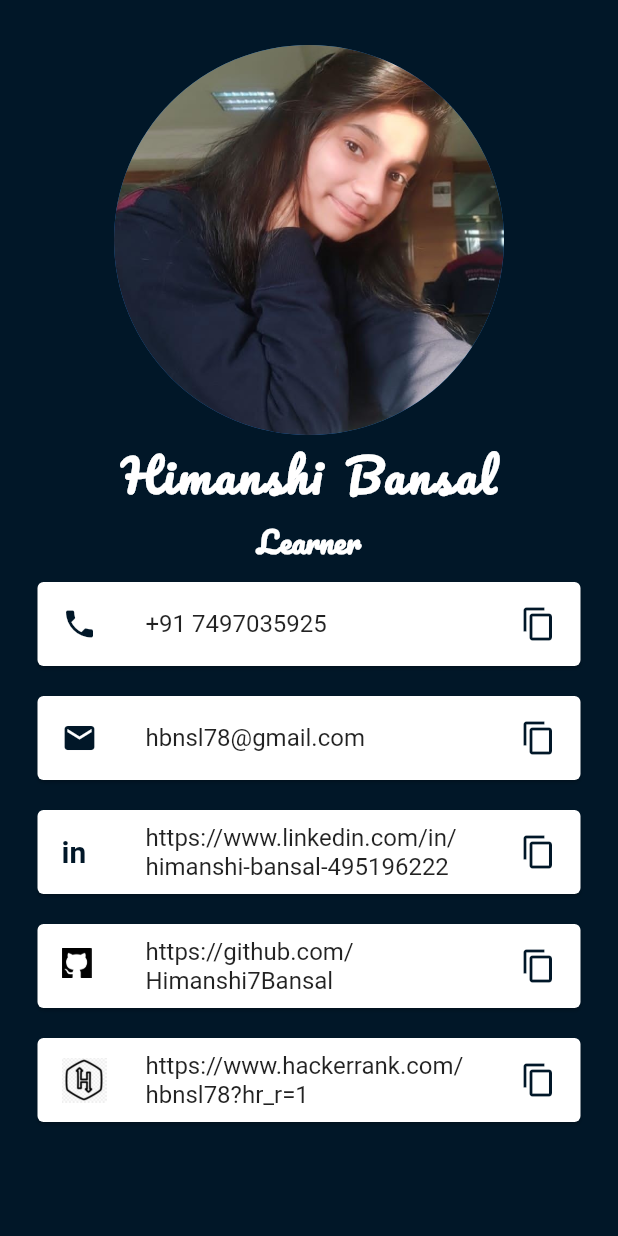
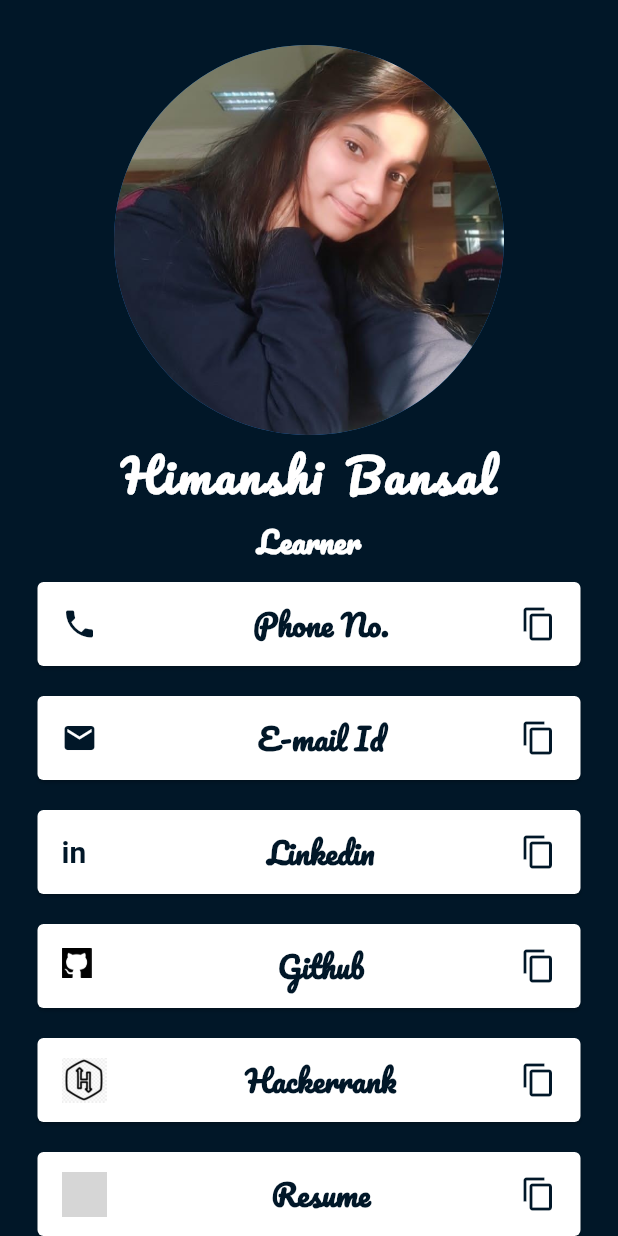
Before and after one commit to himanshi78bansal/intro, a Flutter app: the screen it shows after launch, on a phone screen of 412 x 824 dp. Run offline on Flutter 3.47's test engine with Material 2 defaults, Android fonts, the phone set to English and light mode, and no system bars; grey boxes are pictures that could not be loaded.

Commit message:
Add files via upload

```diff
--- a/lib/main.dart
+++ b/lib/main.dart
@@ -12,7 +12,7 @@ class MyApp extends StatelessWidget {
 
   @override
   Widget build(BuildContext context) {
-      SystemChrome.setEnabledSystemUIMode(SystemUiMode.leanBack);
+    SystemChrome.setEnabledSystemUIMode(SystemUiMode.leanBack);
     return MaterialApp(
       debugShowCheckedModeBanner: false,
       home: Scaffold(
@@ -46,6 +46,7 @@ class MyApp extends StatelessWidget {
                       fontFamily: 'Pacifico',
                       fontWeight: FontWeight.bold),
                 ),
+                // phone
                 Card(
                   color: Colors.white,
                   margin:
@@ -55,9 +56,15 @@ class MyApp extends StatelessWidget {
                       Icons.phone,
                       color: Color.fromARGB(255, 1, 23, 40),
                     ),
-                    title: Text(
-                      "+91 7497035925",
-                      style: TextStyle(),
+                    title: Center(
+                      child: new Text(
+                        "Phone No.",
+                        style: TextStyle(
+                            fontSize: 20.0,
+                            color: Color.fromARGB(255, 1, 23, 40),
+                            fontFamily: 'Pacifico',
+                            fontWeight: FontWeight.bold),
+                      ),
                     ),
                     trailing: Icon(
                       Icons.copy,
@@ -70,6 +77,7 @@ class MyApp extends StatelessWidget {
                     },
                   ),
                 ),
+                //mail
                 Card(
                   color: Colors.white,
                   margin:
@@ -80,7 +88,16 @@ class MyApp extends StatelessWidget {
                       color: Color.fromARGB(255, 1, 23, 40),
                     ),
                     title: new InkWell(
-                        child: new Text('hbnsl78@gmail.com'),
+                        child: Center(
+                          child: new Text(
+                            "E-mail Id",
+                            style: TextStyle(
+                                fontSize: 20.0,
+                                color: Color.fromARGB(255, 1, 23, 40),
+                                fontFamily: 'Pacifico',
+                                fontWeight: FontWeight.bold),
+                          ),
+                        ),
                         onTap: () => launch(
                             'https://mail.google.com/mail/u/0/?tab=rm&ogbl#inbox')),
                     trailing: Icon(
@@ -107,8 +124,16 @@ class MyApp extends StatelessWidget {
                           color: Color.fromARGB(255, 1, 23, 40)),
                     ),
                     title: new InkWell(
-                        child: new Text(
-                            'https://www.linkedin.com/in/himanshi-bansal-495196222'),
+                        child: Center(
+                          child: new Text(
+                            "Linkedin",
+                            style: TextStyle(
+                                fontSize: 20.0,
+                                color: Color.fromARGB(255, 1, 23, 40),
+                                fontFamily: 'Pacifico',
+                                fontWeight: FontWeight.bold),
+                          ),
+                        ),
                         onTap: () => launch(
                             'https://www.linkedin.com/in/himanshi-bansal-495196222')),
                     trailing: Icon(
@@ -131,7 +156,16 @@ class MyApp extends StatelessWidget {
                     leading: Image.asset('images/GitHub.png',
                         width: 20, height: 20, fit: BoxFit.fill),
                     title: new InkWell(
-                        child: new Text('https://github.com/Himanshi7Bansal'),
+                        child: Center(
+                          child: new Text(
+                            "Github",
+                            style: TextStyle(
+                                fontSize: 20.0,
+                                color: Color.fromARGB(255, 1, 23, 40),
+                                fontFamily: 'Pacifico',
+                                fontWeight: FontWeight.bold),
+                          ),
+                        ),
                         onTap: () =>
                             launch('https://github.com/Himanshi7Bansal')),
                     trailing: Icon(
@@ -153,8 +187,16 @@ class MyApp extends StatelessWidget {
                     leading: Image.asset('images/hackerrank.png',
                         width: 30, height: 30, fit: BoxFit.fill),
                     title: new InkWell(
-                        child: new Text(
-                            'https://www.hackerrank.com/hbnsl78?hr_r=1'),
+                        child: Center(
+                          child: new Text(
+                            "Hackerrank",
+                            style: TextStyle(
+                                fontSize: 20.0,
+                                color: Color.fromARGB(255, 1, 23, 40),
+                                fontFamily: 'Pacifico',
+                                fontWeight: FontWeight.bold),
+                          ),
+                        ),
                         onTap: () => launch(
                             'https://www.hackerrank.com/hbnsl78?hr_r=1')),
                     trailing: Icon(
@@ -168,6 +210,38 @@ class MyApp extends StatelessWidget {
                     },
                   ),
                 ),
+                Card(
+                  color: Colors.white,
+                  margin:
+                      EdgeInsets.symmetric(vertical: 10.0, horizontal: 25.0),
+                  child: ListTile(
+                    leading: Image.asset('images/resume.jpg',
+                        width: 30, height: 30, fit: BoxFit.fill),
+                    title: new InkWell(
+                        child: Center(
+                          child: new Text(
+                            "Resume",
+                            style: TextStyle(
+                                fontSize: 20.0,
+                                color: Color.fromARGB(255, 1, 23, 40),
+                                fontFamily: 'Pacifico',
+                                fontWeight: FontWeight.bold),
+                          ),
+                        ),
+                        onTap: () => launch(
+                            'https://drive.google.com/file/d/1_JPBiYd89Sdp0Cy5a81tcsnFxpjsu23i/view?usp=drive_link')),
+                    trailing: Icon(
+                      Icons.copy,
+                      color: Color.fromARGB(255, 1, 23, 40),
+                    ),
+                    onTap: () async {
+                      await Clipboard.setData(ClipboardData(
+                          text:
+                              "https://drive.google.com/file/d/1_JPBiYd89Sdp0Cy5a81tcsnFxpjsu23i/view?usp=drive_link"));
+                      // copied successfully
+                    },
+                  ),
+                ),
               ],
             ),
           ),
```
